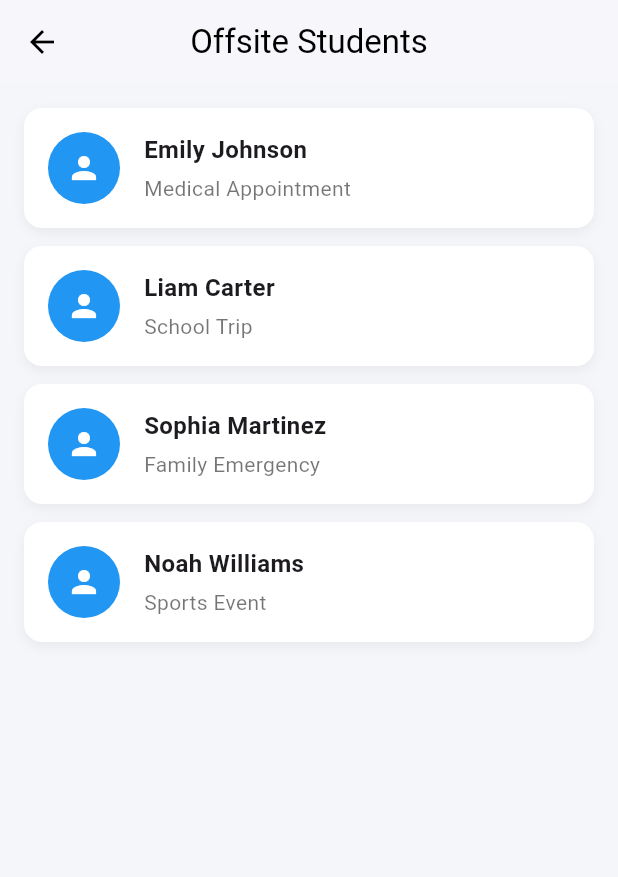
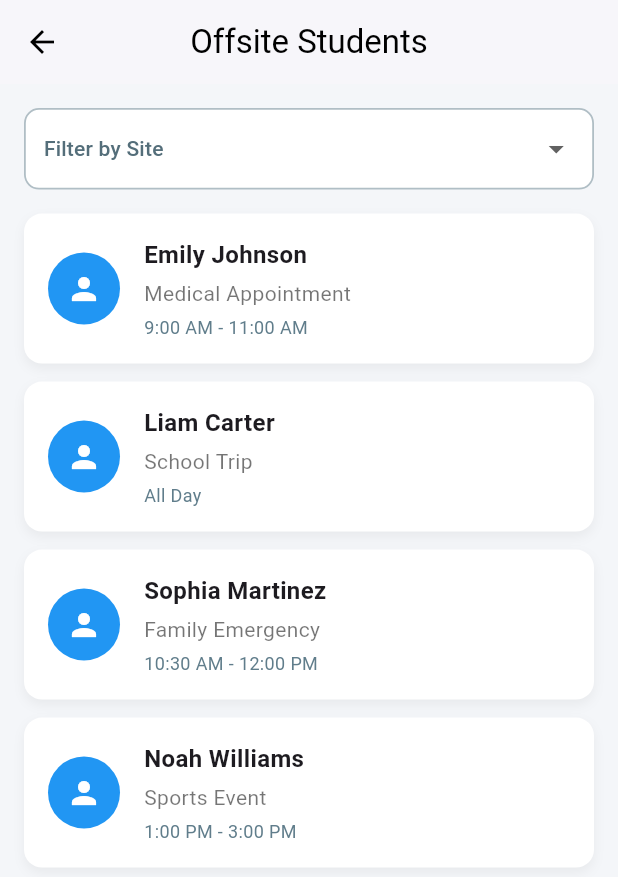
Before and after one commit to COMP2281/software-engineering-group25-26-04, a Flutter app: the OffsiteStudentsPage screen opened directly, on a phone screen of 412 x 824 dp. Shown: the top 877 px of the screen. Run offline on Flutter 3.47's test engine with Material 3 defaults, Android fonts, the phone set to English and light mode, and no system bars; our stand-ins replace fl_chart, google_fonts.

Commit message:
Added drop down for sites on offsite students page

```diff
--- a/frontend/lib/analytics_page.dart
+++ b/frontend/lib/analytics_page.dart
@@ -18,35 +18,53 @@ class MyApp extends StatelessWidget {
 
 /* -------------------- OFFSITE STUDENTS PAGE -------------------- */
 
-class OffsiteStudentsPage extends StatelessWidget {
+class OffsiteStudentsPage extends StatefulWidget {
   const OffsiteStudentsPage({super.key});
 
-  // 🔹 Sample Data (Replace with real data later)
+  @override
+  State<OffsiteStudentsPage> createState() => _OffsiteStudentsPageState();
+}
+
+class _OffsiteStudentsPageState extends State<OffsiteStudentsPage> {
+
+  String? _selectedSite;
+
+  // 🔹 Sample Data (now includes site field)
   final List<Map<String, String>> students = const [
     {
       "name": "Emily Johnson",
       "reason": "Medical Appointment",
-      "time": "9:00 AM - 11:00 AM"
+      "time": "9:00 AM - 11:00 AM",
+      "site": "Elemore Hall"
     },
     {
       "name": "Liam Carter",
       "reason": "School Trip",
-      "time": "All Day"
+      "time": "All Day",
+      "site": "Windlestone"
     },
     {
       "name": "Sophia Martinez",
       "reason": "Family Emergency",
-      "time": "10:30 AM - 12:00 PM"
+      "time": "10:30 AM - 12:00 PM",
+      "site": "PACC"
     },
     {
       "name": "Noah Williams",
       "reason": "Sports Event",
-      "time": "1:00 PM - 3:00 PM"
+      "time": "1:00 PM - 3:00 PM",
+      "site": "Elemore Hall"
     },
   ];
 
   @override
   Widget build(BuildContext context) {
+
+    // Filter by selected site
+    final filteredStudents = _selectedSite == null
+        ? students
+        : students.where((s) => s["site"] == _selectedSite).toList();
+
     return Scaffold(
       backgroundColor: const Color(0xFFF4F6F9),
       appBar: AppBar(
@@ -58,11 +76,61 @@ class OffsiteStudentsPage extends StatelessWidget {
       ),
       body: Padding(
         padding: const EdgeInsets.all(16),
+        child: Column(
+          children: [
+
+            // 🔹 DROPDOWN
+            Container(
+              padding: const EdgeInsets.symmetric(horizontal: 12, vertical: 2),
+              decoration: BoxDecoration(
+                border: Border.all(color: Colors.blueGrey[200]!, width: 1.2),
+                borderRadius: BorderRadius.circular(10),
+                color: Colors.white,
+              ),
+              child: DropdownButton<String>(
+                value: _selectedSite,
+                hint: Text(
+                  'Filter by Site',
+                  style: TextStyle(
+                    fontSize: 14,
+                    fontWeight: FontWeight.w500,
+                    color: Colors.blueGrey[600],
+                  ),
+                ),
+                underline: const SizedBox(),
+                isExpanded: true,
+                items: const [
+                  DropdownMenuItem(
+                    value: 'Elemore Hall',
+                    child: Text('Elemore Hall'),
+                  ),
+                  DropdownMenuItem(
+                    value: 'Windlestone',
+                    child: Text('Windlestone'),
+                  ),
+                  DropdownMenuItem(
+                    value: 'PACC',
+                    child: Text('PACC'),
+                  ),
+                ],
+                onChanged: (value) {
+                  setState(() {
+                    _selectedSite = value;
+                  });
+                },
+              ),
+            ),
+
+            const SizedBox(height: 16),
+
+            // 🔹 STUDENT LIST
+            Expanded(
               child: ListView.separated(
-          itemCount: students.length,
-          separatorBuilder: (context, index) => const SizedBox(height: 12),
+                itemCount: filteredStudents.length,
+                separatorBuilder: (context, index) =>
+                    const SizedBox(height: 12),
                 itemBuilder: (context, index) {
-            final student = students[index];
+                  final student = filteredStudents[index];
 
                   return Container(
                     padding: const EdgeInsets.all(16),
@@ -106,16 +174,26 @@ class OffsiteStudentsPage extends StatelessWidget {
                                   color: Colors.black54,
                                 ),
                               ),
+                              const SizedBox(height: 4),
+                              Text(
+                                student["time"]!,
+                                style: const TextStyle(
+                                  fontSize: 12,
+                                  color: Colors.blueGrey,
+                                ),
+                              ),
                             ],
                           ),
                         ),
-
                       ],
                     ),
                   );
                 },
               ),
             ),
+          ],
+        ),
+      ),
     );
   }
 }
```
Lines whose indentation alone changed are shown as unchanged.
